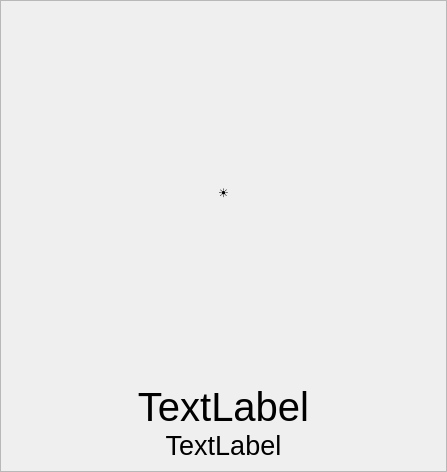
This is ui/conditions.ui in noblecloud/LevityDash as Qt 5 draws it before an edit. The edited form follows.
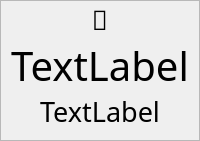
This is the edited form. Custom widgets are drawn as their Qt base class.

Patch:
```diff
--- a/ui/conditions.ui
+++ b/ui/conditions.ui
@@ -2,26 +2,6 @@
 <ui version="4.0">
  <class>conditions</class>
  <widget class="QFrame" name="conditions">
-  <property name="geometry">
-   <rect>
-    <x>0</x>
-    <y>0</y>
-    <width>447</width>
-    <height>472</height>
-   </rect>
-  </property>
-  <property name="minimumSize">
-   <size>
-    <width>447</width>
-    <height>472</height>
-   </size>
-  </property>
-  <property name="baseSize">
-   <size>
-    <width>447</width>
-    <height>472</height>
-   </size>
-  </property>
   <property name="windowTitle">
    <string>Frame</string>
   </property>
@@ -48,18 +28,27 @@
     <number>10</number>
    </property>
    <item>
-    <widget class="DynamicGlyph" name="glyphLabel">
+	   <widget class="QLabel" name="glyphLabel">
      <property name="sizePolicy">
-      <sizepolicy hsizetype="Preferred" vsizetype="MinimumExpanding">
+			   <sizepolicy hsizetype="Minimum" vsizetype="Minimum">
        <horstretch>0</horstretch>
        <verstretch>0</verstretch>
       </sizepolicy>
      </property>
+		   <property name="font">
+			   <font>
+				   <family>Weather Icons</family>
+				   <pointsize>20</pointsize>
+			   </font>
+		   </property>
+		   <property name="layoutDirection">
+			   <enum>Qt::LeftToRight</enum>
+		   </property>
      <property name="text">
-      <string>☀︎</string>
+			   <string></string>
      </property>
      <property name="alignment">
-      <set>Qt::AlignCenter</set>
+			   <set>Qt::AlignHCenter|Qt::AlignTop</set>
      </property>
     </widget>
    </item>
@@ -73,6 +62,7 @@
      </property>
      <property name="font">
       <font>
+					  <family>SF Compact Rounded</family>
        <pointsize>30</pointsize>
       </font>
      </property>
@@ -88,6 +78,7 @@
     <widget class="QLabel" name="forecastStringLabel">
      <property name="font">
       <font>
+					  <family>SF Compact Rounded</family>
        <pointsize>20</pointsize>
       </font>
      </property>
@@ -101,13 +92,6 @@
    </item>
   </layout>
  </widget>
- <customwidgets>
-  <customwidget>
-   <class>DynamicGlyph</class>
-   <extends>QLabel</extends>
-   <header>widgets/DynamicLabel</header>
-  </customwidget>
- </customwidgets>
  <resources/>
  <connections/>
 </ui>
```
Lines whose indentation alone changed are shown as unchanged.
